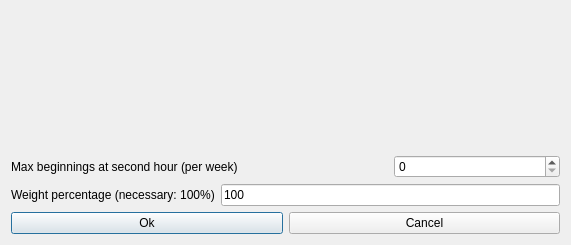
Before: the Qt Designer form fet/src/interface/modifyconstraintstudentsafternoonsearlymaxbeginningsatsecondhourform_template.ui in vonmecheln/fet, drawn with Qt 5.
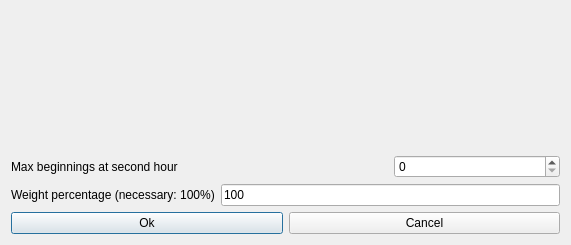
After: the same form once the commit is applied.

Patch:
```diff
--- a/fet/src/interface/modifyconstraintstudentsafternoonsearlymaxbeginningsatsecondhourform_template.ui
+++ b/fet/src/interface/modifyconstraintstudentsafternoonsearlymaxbeginningsatsecondhourform_template.ui
@@ -23,7 +23,7 @@
       <enum>QFrame::Plain</enum>
      </property>
      <property name="text">
-      <string>Max beginnings at second hour (per week)</string>
+      <string>Max beginnings at second hour</string>
      </property>
      <property name="wordWrap">
       <bool>false</bool>
```
